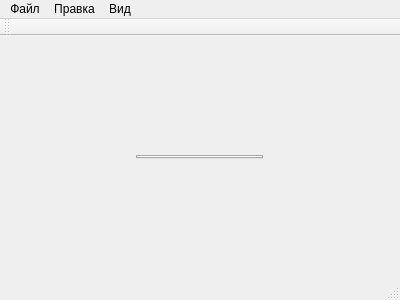
al-indigo/Dialeqt, file dialeqt.ui: the form before one commit.
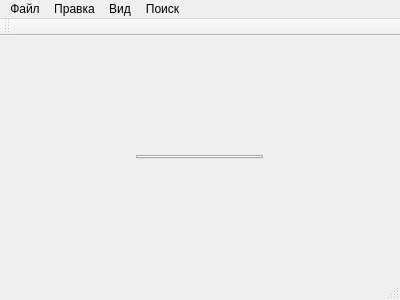
The form after the commit. Custom widgets are drawn as their Qt base class.

Patch:
```diff
--- a/dialeqt.ui
+++ b/dialeqt.ui
@@ -97,9 +97,15 @@
     <addaction name="action_22"/>
     <addaction name="action_23"/>
    </widget>
+   <widget class="QMenu" name="menu_4">
+    <property name="title">
+     <string>Поиск</string>
+    </property>
+   </widget>
    <addaction name="menu"/>
    <addaction name="menu_2"/>
    <addaction name="menu_3"/>
+   <addaction name="menu_4"/>
   </widget>
   <widget class="QToolBar" name="mainToolBar">
    <attribute name="toolBarArea">
```
